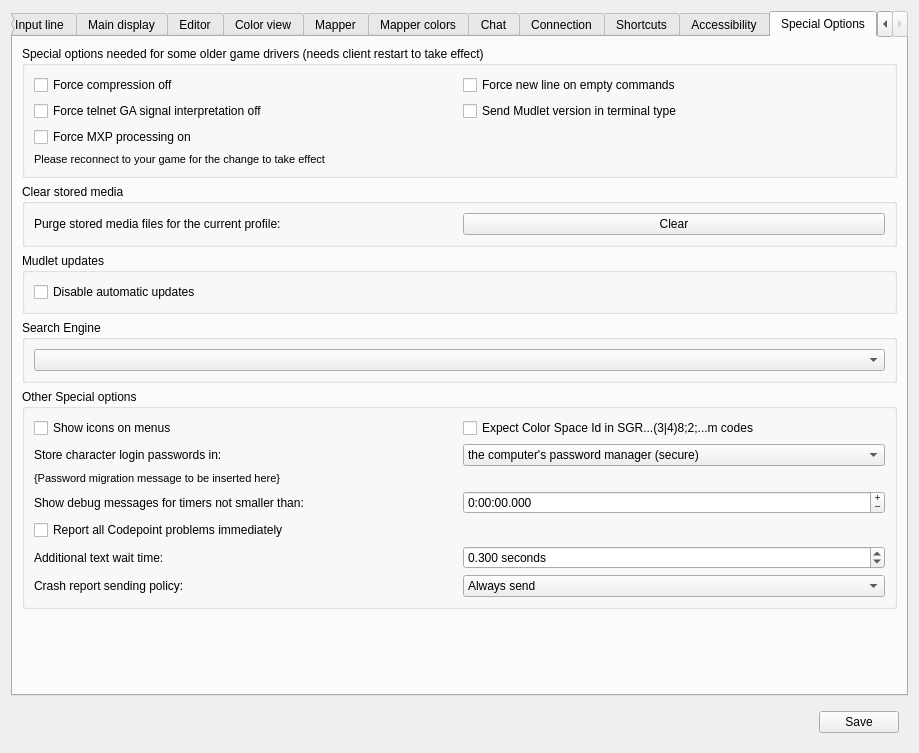
The window that src/ui/profile_preferences.ui (Mudlet/Mudlet) describes before a commit, drawn with Qt 5.
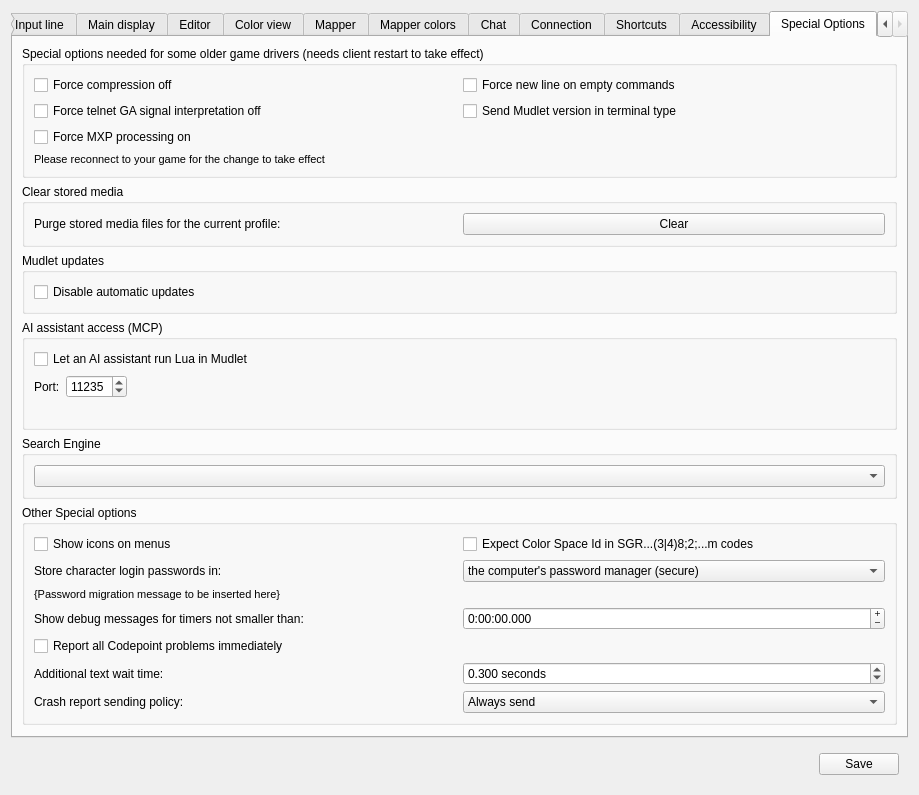
The same window after the commit. The open tabs and pages were chosen to show the change. Icons and pictures are not drawn. Custom widgets are drawn as their Qt base class.

Commit message: Make the MCP server application-wide instead of per-profile

Patch:
```diff
--- a/src/ui/profile_preferences.ui
+++ b/src/ui/profile_preferences.ui
@@ -4876,6 +4876,83 @@
          </layout>
         </widget>
        </item>
+       <item>
+        <widget class="QGroupBox" name="groupBox_mcpServer">
+         <property name="title">
+          <string>AI assistant access (MCP)</string>
+         </property>
+         <layout class="QGridLayout" name="gridLayout_groupBox_mcpServer">
+          <item row="0" column="0" colspan="3">
+           <widget class="QCheckBox" name="checkBox_enableMCPServer">
+            <property name="toolTip">
+             <string>&lt;p&gt;Runs a Model Context Protocol (MCP) server so an AI assistant can run Lua inside Mudlet on your behalf. The server listens on this computer only, and there is one for the whole application rather than one per profile.&lt;/p&gt;&lt;p&gt;&lt;b&gt;Anything that can reach the port can run any Lua code in your profiles.&lt;/b&gt; Leave this off unless you are using it.&lt;/p&gt;</string>
+            </property>
+            <property name="accessibleDescription">
+             <string>When checked, Mudlet runs a Model Context Protocol server so an AI assistant can run Lua inside Mudlet. The server listens on this computer only and covers every open profile. Anything that can reach the port can run any Lua code in your profiles, so leave this off unless you are using it.</string>
+            </property>
+            <property name="text">
+             <string>Let an AI assistant run Lua in Mudlet</string>
+            </property>
+           </widget>
+          </item>
+          <item row="1" column="0">
+           <widget class="QLabel" name="label_mcpServerPort">
+            <property name="text">
+             <string>Port:</string>
+            </property>
+            <property name="buddy">
+             <cstring>spinBox_mcpServerPort</cstring>
+            </property>
+           </widget>
+          </item>
+          <item row="1" column="1">
+           <widget class="QSpinBox" name="spinBox_mcpServerPort">
+            <property name="toolTip">
+             <string>&lt;p&gt;The port the MCP server listens on. Change this if another program on this computer is already using it.&lt;/p&gt;</string>
+            </property>
+            <property name="accessibleDescription">
+             <string>The port the MCP server listens on. Change this if another program on this computer is already using it.</string>
+            </property>
+            <property name="minimum">
+             <number>1</number>
+            </property>
+            <property name="maximum">
+             <number>65535</number>
+            </property>
+            <property name="value">
+             <number>11235</number>
+            </property>
+           </widget>
+          </item>
+          <item row="1" column="2">
+           <spacer name="hSpacer_mcpServerPort">
+            <property name="orientation">
+             <enum>Qt::Horizontal</enum>
+            </property>
+            <property name="sizeHint" stdset="0">
+             <size>
+              <width>40</width>
+              <height>20</height>
+             </size>
+            </property>
+           </spacer>
+          </item>
+          <item row="2" column="0" colspan="3">
+           <widget class="QLabel" name="label_mcpServerEndpoint">
+            <property name="text">
+             <string notr="true"/>
+            </property>
+            <property name="textInteractionFlags">
+             <set>Qt::TextSelectableByKeyboard|Qt::TextSelectableByMouse</set>
+            </property>
+            <property name="wordWrap">
+             <bool>true</bool>
+            </property>
+           </widget>
+          </item>
+         </layout>
+        </widget>
+       </item>
        <item>
         <widget class="QGroupBox" name="groupbox_searchEngineSelection">
          <property name="title">
```
The commit also changes 14 other files.
